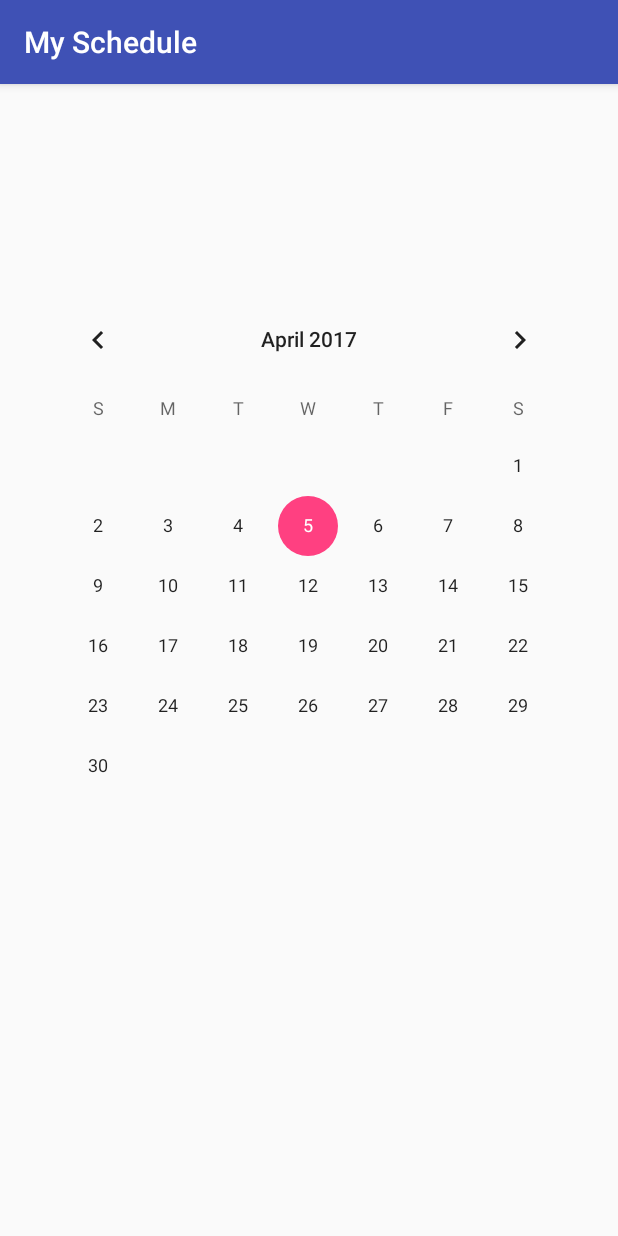
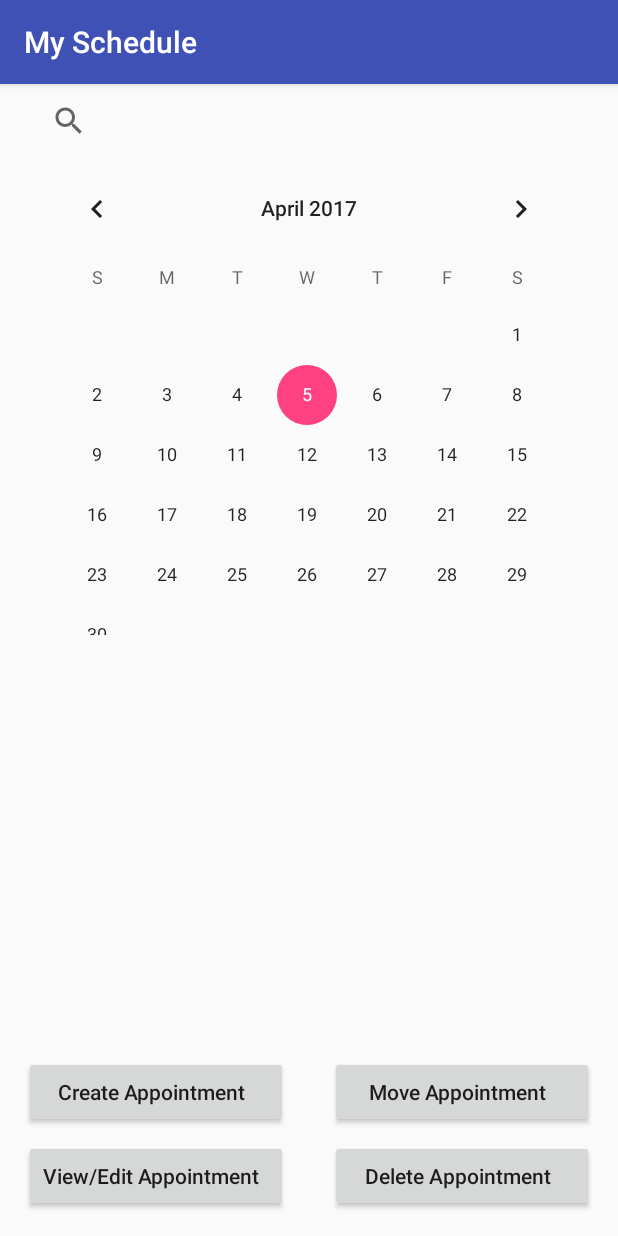
Before and after one commit to pavithB/MySchedule, an Android app: the screen it shows after launch (CalenderMain), on a phone screen of 412 x 824 dp. Run offline under Robolectric (Android 15) with nearby library versions, the phone set to English and light mode, and no system bars.

Commit message:
first gui , for calender view and five other options

```diff
--- a/app/src/main/res/layout/activity_calender_main.xml
+++ b/app/src/main/res/layout/activity_calender_main.xml
@@ -10,19 +10,87 @@
 
 
     <CalendarView
-        android:layout_width="368dp"
-        android:layout_height="495dp"
-        app:layout_constraintTop_toTopOf="parent"
-        android:layout_marginTop="8dp"
-        app:layout_constraintBottom_toBottomOf="parent"
-        android:layout_marginBottom="8dp"
+        android:layout_width="369dp"
+        android:layout_height="318dp"
+
         android:layout_marginLeft="8dp"
         app:layout_constraintLeft_toLeftOf="parent"
         android:layout_marginRight="8dp"
-        app:layout_constraintRight_toRightOf="parent">
+        app:layout_constraintRight_toRightOf="parent"
+        android:layout_marginTop="8dp"
+        app:layout_constraintTop_toBottomOf="@+id/searchView"
+        >
 
 
     </CalendarView>
 
+    <SearchView
+        android:layout_width="368dp"
+        android:layout_height="33dp"
+        android:id="@+id/searchView"
+        app:layout_constraintTop_toTopOf="parent"
+        android:layout_marginTop="8dp"
+        android:layout_marginLeft="8dp"
+        app:layout_constraintLeft_toLeftOf="parent"
+        android:layout_marginRight="8dp"
+        app:layout_constraintRight_toRightOf="parent" />
+
+
+
+
+
+
+    <Button
+        android:layout_width="176dp"
+        android:layout_height="wrap_content"
+        android:layout_marginBottom="8dp"
+        app:layout_constraintBottom_toTopOf="@+id/button"
+        android:layout_marginLeft="0dp"
+        app:layout_constraintLeft_toLeftOf="@+id/button"
+        android:text="Create Appointment  "
+        android:textAllCaps="false"/>
+
+
+
+
+
+    <Button
+        android:layout_width="176dp"
+        android:layout_height="wrap_content"
+        android:layout_marginBottom="8dp"
+        app:layout_constraintBottom_toTopOf="@+id/button2"
+        android:layout_marginRight="0dp"
+        app:layout_constraintRight_toRightOf="@+id/button2"
+        android:text="Move Appointment  "
+        android:textAllCaps="false"/>
+
+
+
+    <Button
+        android:layout_width="176dp"
+        android:layout_height="wrap_content"
+        app:layout_constraintBottom_toBottomOf="parent"
+        android:layout_marginBottom="16dp"
+        android:layout_marginLeft="16dp"
+        app:layout_constraintLeft_toLeftOf="parent"
+        android:id="@+id/button"
+        android:text="View/Edit Appointment  "
+        android:textAllCaps="false"/>
+
+
+
+
+
+    <Button
+        android:layout_width="176dp"
+        android:layout_height="wrap_content"
+        app:layout_constraintBottom_toBottomOf="parent"
+        android:layout_marginBottom="16dp"
+        android:layout_marginRight="16dp"
+        app:layout_constraintRight_toRightOf="parent"
+        android:id="@+id/button2"
+        android:text="Delete Appointment  "
+        android:textAllCaps="false"/>
+
 
 </android.support.constraint.ConstraintLayout>
```
